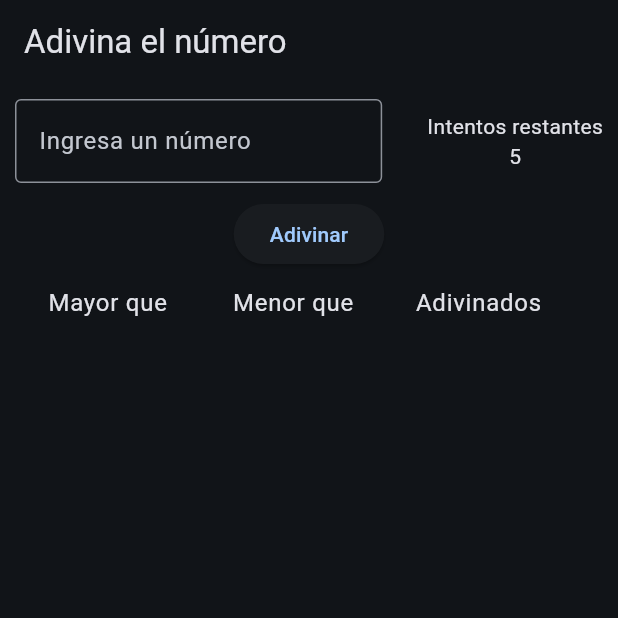
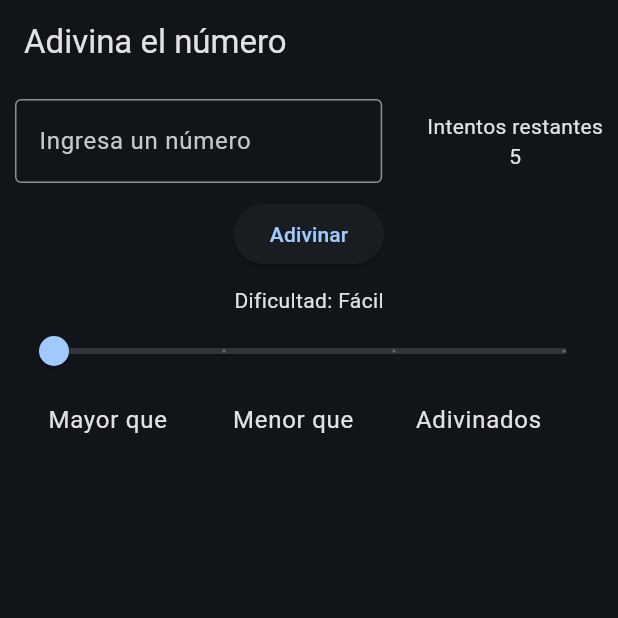
Before and after one commit to Brunox117/guess_number_game, a Flutter app: the screen it shows after launch, on a phone screen of 412 x 824 dp, the top half of it. Run offline on Flutter 3.47's test engine with Material 3 defaults, Android fonts, the phone set to English and light mode, and no system bars.

Commit message:
Se crea el widget tablesrow para hcer mas legible el codigo, ademas se crea el selector de dificultad, sin funcionalidad

```diff
--- a/lib/views/home_view.dart
+++ b/lib/views/home_view.dart
@@ -2,8 +2,7 @@ import 'dart:math';
 
 import 'package:flutter/material.dart';
 import 'package:guess_number_game/model/winning_numbers.dart';
-import 'package:guess_number_game/widgets/numbers_table.dart';
-import 'package:guess_number_game/widgets/winning_numbers_table.dart';
+import 'package:guess_number_game/widgets/tables_row.dart';
 
 class GameView extends StatefulWidget {
   const GameView({super.key});
@@ -17,6 +16,7 @@ class _GameViewState extends State<GameView> {
   String currentNumber = '';
   int numberToGuess = 5;
   int maxNumber = 10;
+  double sliderValue = 1;
   List<int> moreThanList = [];
   List<int> lessThanList = [];
   List<WinningNumbers> winningList = [];
@@ -117,16 +117,24 @@ class _GameViewState extends State<GameView> {
               child: Text("Adivinar"),
             ),
             SizedBox(height: 10),
-            Row(
-              crossAxisAlignment: CrossAxisAlignment.start,
-              children: [
-                NumbersTable(numbersToShow: moreThanList, header: "Mayor que"),
-                NumbersTable(numbersToShow: lessThanList, header: "Menor que"),
-                WinningNumbersTable(
-                  numbersToShow: winningList,
-                  header: "Adivinados",
-                ),
-              ],
+            Text("Dificultad: Fácil"),
+            Slider(
+              value: sliderValue,
+              min: 1.0,
+              max: 4.0,
+              divisions: 3,
+              onChanged: (value) {
+                print("sliderValue -> $value");
+                setState(() {
+                  sliderValue = value;
+                });
+              },
+            ),
+            SizedBox(height: 10),
+            TablesRow(
+              moreThanList: moreThanList,
+              lessThanList: lessThanList,
+              winningList: winningList,
             ),
           ],
         ),
--- /dev/null
+++ b/lib/widgets/tables_row.dart
@@ -0,0 +1,29 @@
+import 'package:flutter/material.dart';
+import 'package:guess_number_game/model/winning_numbers.dart';
+import 'package:guess_number_game/widgets/numbers_table.dart';
+import 'package:guess_number_game/widgets/winning_numbers_table.dart';
+
+class TablesRow extends StatelessWidget {
+  const TablesRow({
+    super.key,
+    required this.moreThanList,
+    required this.lessThanList,
+    required this.winningList,
+  });
+
+  final List<int> moreThanList;
+  final List<int> lessThanList;
+  final List<WinningNumbers> winningList;
+
+  @override
+  Widget build(BuildContext context) {
+    return Row(
+      crossAxisAlignment: CrossAxisAlignment.start,
+      children: [
+        NumbersTable(numbersToShow: moreThanList, header: "Mayor que"),
+        NumbersTable(numbersToShow: lessThanList, header: "Menor que"),
+        WinningNumbersTable(numbersToShow: winningList, header: "Adivinados"),
+      ],
+    );
+  }
+}
```
